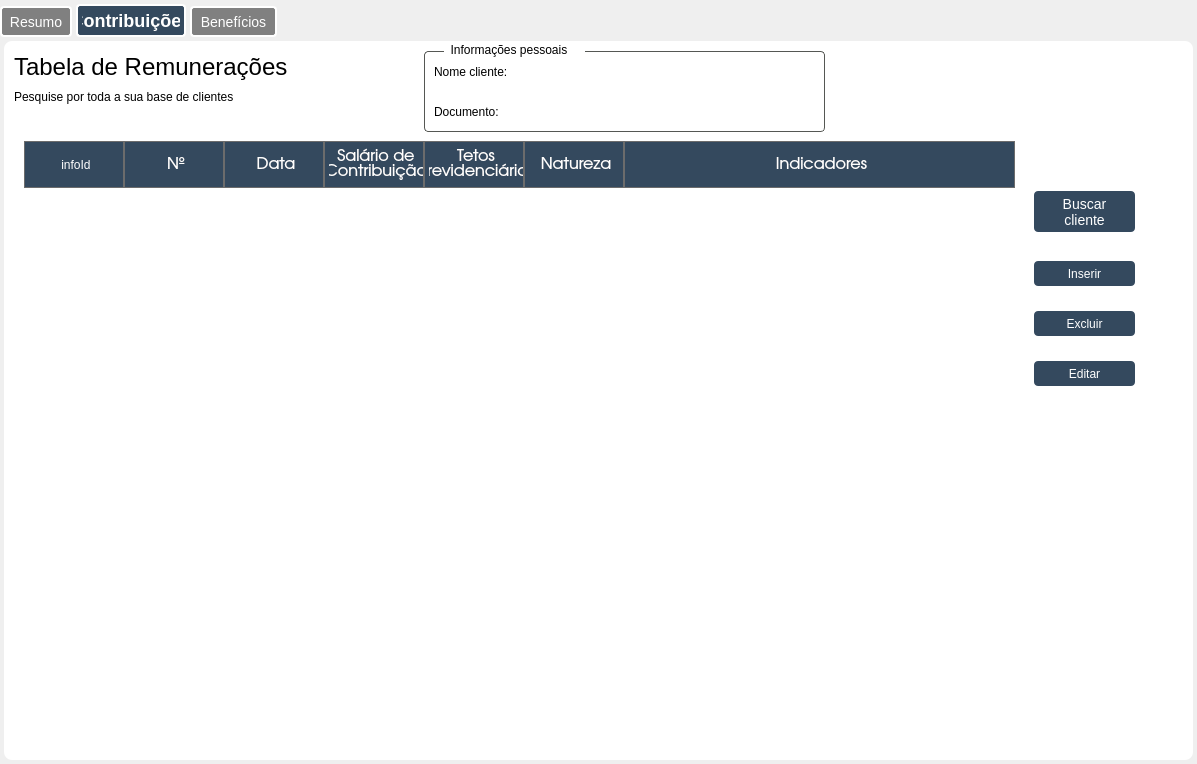
Before: the Qt Designer form Design/UI/tabCalculos.ui in newprev/PrevCliente, drawn with Qt 5.
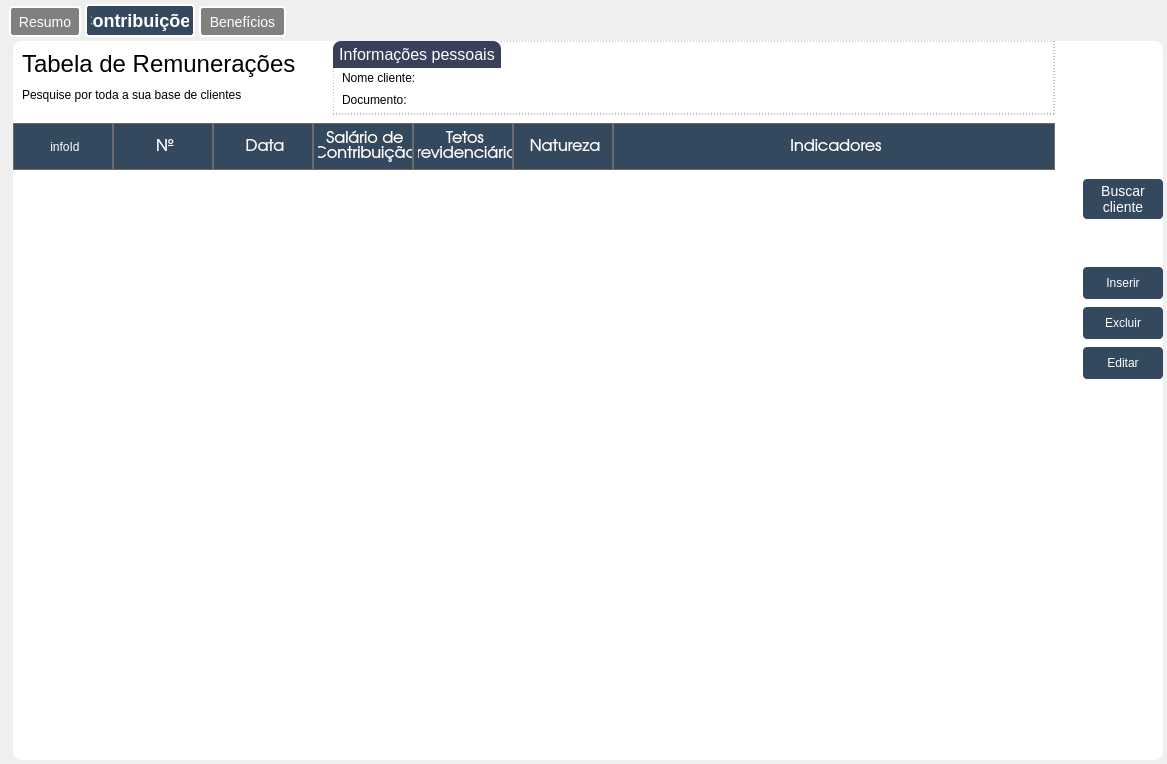
After: the same form once the commit is applied. The open tabs and pages were chosen to show the change. Icons and pictures are not drawn.

Commit message: ResizeColumns, maximizado

```diff
--- a/Design/UI/tabCalculos.ui
+++ b/Design/UI/tabCalculos.ui
@@ -6,7 +6,7 @@
    <rect>
     <x>0</x>
     <y>0</y>
-    <width>1197</width>
+    <width>1167</width>
     <height>764</height>
    </rect>
   </property>
@@ -95,7 +95,7 @@
     <number>0</number>
    </property>
    <property name="leftMargin">
-    <number>0</number>
+    <number>9</number>
    </property>
    <property name="topMargin">
     <number>4</number>
@@ -690,7 +690,7 @@
 }
 
 #lbInfoCabecalho, #lbInfoDibDer, 
-#lbInfoNome, #lbInfoDocumento {
+#lbInfoNomeContrib, #lbInfoDocumentoContrib {
 	font-family: &quot;TeX Gyre Adventor&quot;;
 	font-size: 12px;
 	background-color: white;
@@ -776,46 +776,338 @@
 	border-radius: 4px;
 	border: 1px solid;
 	background-color: rgb(72, 93, 114);
-}</string>
+}
+
+/*-------------------------------- Group Box -----------------------------------------*/
+QGroupBox {
+	font-family: &quot;TeX Gyre Adventor&quot;;
+	font-size: 16px;
+	border: 1px solid transparent;
+
+	background-color: white;
+}
+
+#bpInfoPessoaisContrib::title {
+	subcontrol-position: top left;
+	background-color: #3A405A;
+	border-top-left-radius: 8px;
+	border-top-right-radius: 8px;
+	color: white;
+	padding: 4px;
+}
+
+#bpInfoPessoaisContrib {
+	border: 1px dashed grey;
+}
+</string>
       </property>
       <attribute name="title">
        <string>Contribuições</string>
       </attribute>
-      <widget class="QLabel" name="lbTituloClientes">
-       <property name="geometry">
-        <rect>
-         <x>10</x>
-         <y>10</y>
-         <width>361</width>
-         <height>31</height>
-        </rect>
+      <layout class="QGridLayout" name="gridLayout_2">
+       <property name="leftMargin">
+        <number>0</number>
        </property>
+       <property name="topMargin">
+        <number>0</number>
+       </property>
+       <property name="rightMargin">
+        <number>0</number>
+       </property>
+       <property name="bottomMargin">
+        <number>0</number>
+       </property>
+       <property name="horizontalSpacing">
+        <number>28</number>
+       </property>
+       <property name="verticalSpacing">
+        <number>8</number>
+       </property>
+       <item row="0" column="1">
+        <widget class="QGroupBox" name="bpInfoPessoaisContrib">
+         <property name="title">
+          <string>Informações pessoais</string>
+         </property>
+         <layout class="QVBoxLayout" name="verticalLayout_5">
+          <property name="spacing">
+           <number>2</number>
+          </property>
+          <property name="leftMargin">
+           <number>8</number>
+          </property>
+          <property name="topMargin">
+           <number>26</number>
+          </property>
+          <property name="rightMargin">
+           <number>34</number>
+          </property>
+          <property name="bottomMargin">
+           <number>4</number>
+          </property>
+          <item>
+           <widget class="QFrame" name="frame_9">
+            <property name="frameShape">
+             <enum>QFrame::NoFrame</enum>
+            </property>
+            <property name="frameShadow">
+             <enum>QFrame::Raised</enum>
+            </property>
+            <layout class="QHBoxLayout" name="horizontalLayout_6">
+             <property name="spacing">
+              <number>2</number>
+             </property>
+             <property name="leftMargin">
+              <number>0</number>
+             </property>
+             <property name="topMargin">
+              <number>0</number>
+             </property>
+             <property name="rightMargin">
+              <number>0</number>
+             </property>
+             <property name="bottomMargin">
+              <number>0</number>
+             </property>
+             <item alignment="Qt::AlignLeft">
+              <widget class="QLabel" name="lbInfoNomeContrib">
        <property name="text">
-        <string>Tabela de Remunerações</string>
-       </property>
-      </widget>
-      <widget class="QLabel" name="lbInfoClientes">
-       <property name="geometry">
-        <rect>
-         <x>10</x>
-         <y>40</y>
-         <width>371</width>
-         <height>31</height>
-        </rect>
+                <string>Nome cliente:</string>
+               </property>
+              </widget>
+             </item>
+             <item alignment="Qt::AlignLeft">
+              <widget class="QLabel" name="lbNome">
+               <property name="sizePolicy">
+                <sizepolicy hsizetype="Expanding" vsizetype="Preferred">
+                 <horstretch>0</horstretch>
+                 <verstretch>0</verstretch>
+                </sizepolicy>
        </property>
        <property name="text">
-        <string>Pesquise por toda a sua base de clientes</string>
-       </property>
-      </widget>
+                <string/>
+               </property>
+              </widget>
+             </item>
+             <item>
+              <spacer name="horizontalSpacer_4">
+               <property name="orientation">
+                <enum>Qt::Horizontal</enum>
+               </property>
+               <property name="sizeHint" stdset="0">
+                <size>
+                 <width>40</width>
+                 <height>20</height>
+                </size>
+               </property>
+              </spacer>
+             </item>
+            </layout>
+           </widget>
+          </item>
+          <item>
+           <widget class="QFrame" name="frame_10">
+            <property name="frameShape">
+             <enum>QFrame::NoFrame</enum>
+            </property>
+            <property name="frameShadow">
+             <enum>QFrame::Raised</enum>
+            </property>
+            <layout class="QHBoxLayout" name="horizontalLayout_7">
+             <property name="spacing">
+              <number>2</number>
+             </property>
+             <property name="leftMargin">
+              <number>0</number>
+             </property>
+             <property name="topMargin">
+              <number>0</number>
+             </property>
+             <property name="rightMargin">
+              <number>0</number>
+             </property>
+             <property name="bottomMargin">
+              <number>0</number>
+             </property>
+             <item alignment="Qt::AlignLeft">
+              <widget class="QLabel" name="lbInfoDocumentoContrib">
+               <property name="text">
+                <string>Documento:</string>
+               </property>
+              </widget>
+             </item>
+             <item alignment="Qt::AlignLeft">
+              <widget class="QLabel" name="lbDocumento">
+               <property name="text">
+                <string/>
+               </property>
+              </widget>
+             </item>
+             <item>
+              <spacer name="horizontalSpacer_5">
+               <property name="orientation">
+                <enum>Qt::Horizontal</enum>
+               </property>
+               <property name="sizeHint" stdset="0">
+                <size>
+                 <width>40</width>
+                 <height>20</height>
+                </size>
+               </property>
+              </spacer>
+             </item>
+            </layout>
+           </widget>
+          </item>
+         </layout>
+        </widget>
+       </item>
+       <item row="1" column="2">
+        <widget class="QFrame" name="frame_8">
+         <property name="minimumSize">
+          <size>
+           <width>80</width>
+           <height>0</height>
+          </size>
+         </property>
+         <property name="maximumSize">
+          <size>
+           <width>90</width>
+           <height>16777215</height>
+          </size>
+         </property>
+         <property name="frameShape">
+          <enum>QFrame::NoFrame</enum>
+         </property>
+         <property name="frameShadow">
+          <enum>QFrame::Raised</enum>
+         </property>
+         <layout class="QVBoxLayout" name="verticalLayout_6">
+          <property name="spacing">
+           <number>8</number>
+          </property>
+          <property name="leftMargin">
+           <number>0</number>
+          </property>
+          <property name="topMargin">
+           <number>56</number>
+          </property>
+          <property name="rightMargin">
+           <number>0</number>
+          </property>
+          <property name="bottomMargin">
+           <number>0</number>
+          </property>
+          <item>
+           <widget class="QPushButton" name="pbBuscarCliente">
+            <property name="minimumSize">
+             <size>
+              <width>80</width>
+              <height>40</height>
+             </size>
+            </property>
+            <property name="maximumSize">
+             <size>
+              <width>90</width>
+              <height>40</height>
+             </size>
+            </property>
+            <property name="text">
+             <string>Buscar 
+cliente</string>
+            </property>
+           </widget>
+          </item>
+          <item>
+           <spacer name="verticalSpacer_3">
+            <property name="orientation">
+             <enum>Qt::Vertical</enum>
+            </property>
+            <property name="sizeType">
+             <enum>QSizePolicy::Fixed</enum>
+            </property>
+            <property name="sizeHint" stdset="0">
+             <size>
+              <width>20</width>
+              <height>40</height>
+             </size>
+            </property>
+           </spacer>
+          </item>
+          <item>
+           <widget class="QPushButton" name="pbInserir">
+            <property name="minimumSize">
+             <size>
+              <width>80</width>
+              <height>32</height>
+             </size>
+            </property>
+            <property name="maximumSize">
+             <size>
+              <width>90</width>
+              <height>32</height>
+             </size>
+            </property>
+            <property name="text">
+             <string>Inserir</string>
+            </property>
+           </widget>
+          </item>
+          <item>
+           <widget class="QPushButton" name="pbExcluir">
+            <property name="minimumSize">
+             <size>
+              <width>80</width>
+              <height>32</height>
+             </size>
+            </property>
+            <property name="maximumSize">
+             <size>
+              <width>90</width>
+              <height>32</height>
+             </size>
+            </property>
+            <property name="text">
+             <string>Excluir</string>
+            </property>
+           </widget>
+          </item>
+          <item>
+           <widget class="QPushButton" name="pbEditar">
+            <property name="minimumSize">
+             <size>
+              <width>80</width>
+              <height>32</height>
+             </size>
+            </property>
+            <property name="maximumSize">
+             <size>
+              <width>90</width>
+              <height>32</height>
+             </size>
+            </property>
+            <property name="text">
+             <string>Editar</string>
+            </property>
+           </widget>
+          </item>
+          <item>
+           <spacer name="verticalSpacer_2">
+            <property name="orientation">
+             <enum>Qt::Vertical</enum>
+            </property>
+            <property name="sizeHint" stdset="0">
+             <size>
+              <width>20</width>
+              <height>40</height>
+             </size>
+            </property>
+           </spacer>
+          </item>
+         </layout>
+        </widget>
+       </item>
+       <item row="1" column="0" colspan="2">
       <widget class="QTableWidget" name="tblCalculos">
-       <property name="geometry">
-        <rect>
-         <x>20</x>
-         <y>100</y>
-         <width>991</width>
-         <height>461</height>
-        </rect>
-       </property>
        <property name="frameShape">
         <enum>QFrame::NoFrame</enum>
        </property>
@@ -948,140 +1240,34 @@
         </property>
        </item>
       </widget>
-      <widget class="QPushButton" name="pbBuscarCliente">
-       <property name="geometry">
-        <rect>
-         <x>1030</x>
-         <y>150</y>
-         <width>101</width>
-         <height>41</height>
-        </rect>
-       </property>
-       <property name="text">
-        <string>Buscar 
-cliente</string>
-       </property>
-      </widget>
-      <widget class="QFrame" name="frInfoCabecalho">
-       <property name="geometry">
-        <rect>
-         <x>420</x>
-         <y>10</y>
-         <width>401</width>
-         <height>81</height>
-        </rect>
-       </property>
+       </item>
+       <item row="0" column="0">
+        <widget class="QFrame" name="frame_11">
        <property name="frameShape">
-        <enum>QFrame::StyledPanel</enum>
+          <enum>QFrame::NoFrame</enum>
        </property>
        <property name="frameShadow">
         <enum>QFrame::Raised</enum>
        </property>
-       <widget class="QLabel" name="lbInfoNome">
-        <property name="geometry">
-         <rect>
-          <x>10</x>
-          <y>10</y>
-          <width>81</width>
-          <height>21</height>
-         </rect>
-        </property>
+         <layout class="QVBoxLayout" name="verticalLayout_7">
+          <item>
+           <widget class="QLabel" name="lbTituloClientes">
         <property name="text">
-         <string>Nome cliente:</string>
-        </property>
-       </widget>
-       <widget class="QLabel" name="lbInfoDocumento">
-        <property name="geometry">
-         <rect>
-          <x>10</x>
-          <y>50</y>
-          <width>81</width>
-          <height>21</height>
-         </rect>
-        </property>
+             <string>Tabela de Remunerações</string>
+            </property>
+           </widget>
+          </item>
+          <item>
+           <widget class="QLabel" name="lbInfoClientes">
         <property name="text">
-         <string>Documento:</string>
-        </property>
-       </widget>
-       <widget class="QLabel" name="lbNome">
-        <property name="geometry">
-         <rect>
-          <x>100</x>
-          <y>10</y>
-          <width>221</width>
-          <height>21</height>
-         </rect>
-        </property>
-        <property name="text">
-         <string/>
-        </property>
-       </widget>
-       <widget class="QLabel" name="lbDocumento">
-        <property name="geometry">
-         <rect>
-          <x>100</x>
-          <y>50</y>
-          <width>191</width>
-          <height>21</height>
-         </rect>
-        </property>
-        <property name="text">
-         <string/>
-        </property>
-       </widget>
-      </widget>
-      <widget class="QLabel" name="lbInfoCabecalho">
-       <property name="geometry">
-        <rect>
-         <x>440</x>
-         <y>0</y>
-         <width>141</width>
-         <height>17</height>
-        </rect>
-       </property>
-       <property name="text">
-        <string>  Informações pessoais</string>
-       </property>
-      </widget>
-      <widget class="QPushButton" name="pbInserir">
-       <property name="geometry">
-        <rect>
-         <x>1030</x>
-         <y>220</y>
-         <width>101</width>
-         <height>25</height>
-        </rect>
-       </property>
-       <property name="text">
-        <string>Inserir</string>
-       </property>
-      </widget>
-      <widget class="QPushButton" name="pbExcluir">
-       <property name="geometry">
-        <rect>
-         <x>1030</x>
-         <y>270</y>
-         <width>101</width>
-         <height>25</height>
-        </rect>
-       </property>
-       <property name="text">
-        <string>Excluir</string>
-       </property>
-      </widget>
-      <widget class="QPushButton" name="pbEditar">
-       <property name="geometry">
-        <rect>
-         <x>1030</x>
-         <y>320</y>
-         <width>101</width>
-         <height>25</height>
-        </rect>
-       </property>
-       <property name="text">
-        <string>Editar</string>
-       </property>
-      </widget>
+             <string>Pesquise por toda a sua base de clientes</string>
+            </property>
+           </widget>
+          </item>
+         </layout>
+        </widget>
+       </item>
+      </layout>
      </widget>
      <widget class="QWidget" name="tabBeneficios">
       <property name="styleSheet">
```
Left out of the diff: 538 changed lines with no effect on the pictures. Lines whose indentation alone changed are shown as unchanged. The commit also changes 4 other files.
